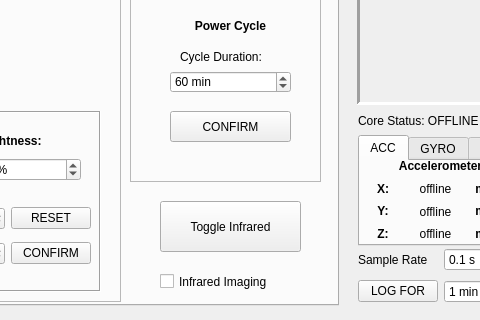
CoCl-Jerry/SciSpin_Max_Dev, file _ui/Clinostat.ui: the form before one commit; both pictures show x 302 to 782 and y 255 to 575 of the 1024 by 575 pixel window.
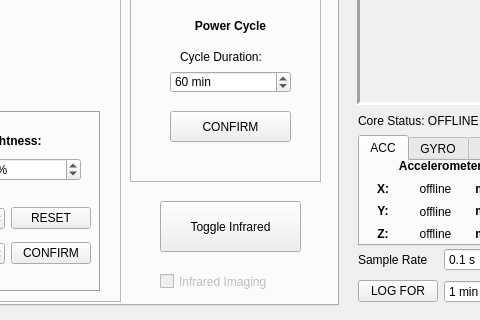
The form after the commit. Icons and pictures are not drawn.

What changed in the file:
```diff
--- a/_ui/Clinostat.ui
+++ b/_ui/Clinostat.ui
@@ -500,6 +500,9 @@
       </property>
      </widget>
      <widget class="QCheckBox" name="infraredImaging_checkBox">
+      <property name="enabled">
+       <bool>false</bool>
+      </property>
       <property name="geometry">
        <rect>
         <x>450</x>
```
Left out of the diff: 31 changed lines with no effect on the pictures.
